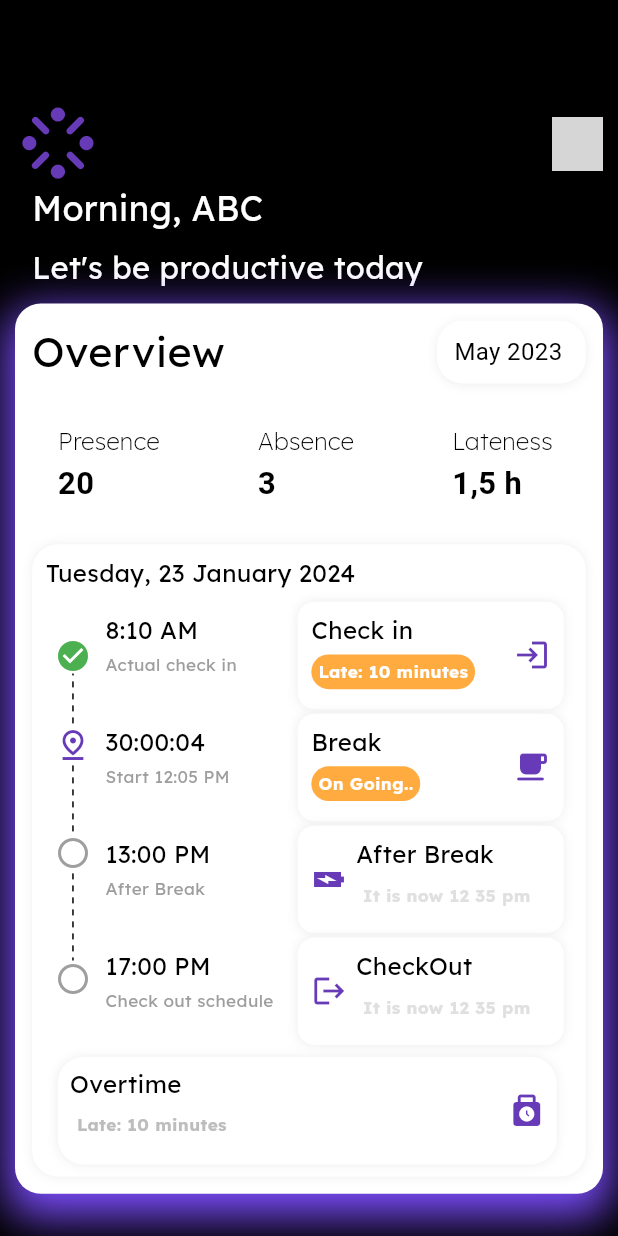
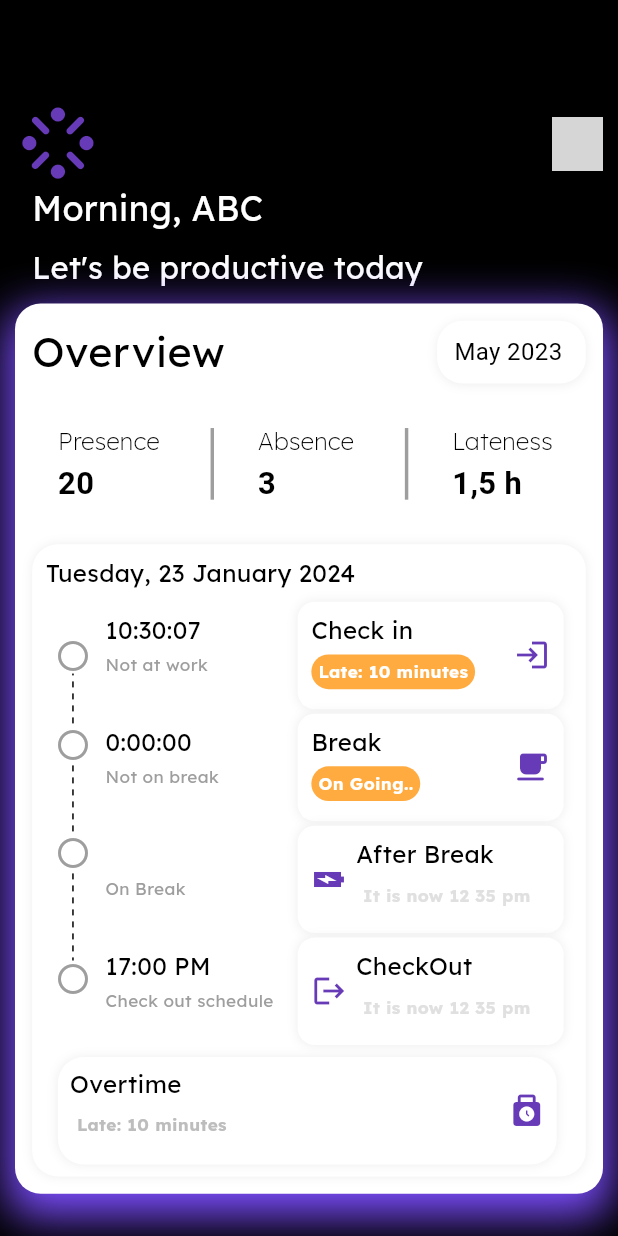
Before and after one commit to GavelKharmalki/employee_management, a Flutter app: the screen it shows after launch, on a phone screen of 412 x 824 dp. Run offline on Flutter 3.47's test engine with Material 3 defaults, Android fonts, the phone set to English and light mode, and no system bars; drawn by our look-alikes of dotted_line; our stand-ins replace flutter_screenutil, google_fonts; network calls fail; grey boxes are pictures that could not be loaded.

Commit message:
added some logic in main screen

```diff
--- a/lib/main.dart
+++ b/lib/main.dart
@@ -1,10 +1,12 @@
 
 import 'package:employee_management/authentication/signup.dart';
+import 'package:employee_management/providers/mainscreenprovider.dart';
 import 'package:employee_management/screens/homepage.dart';
 import 'package:employee_management/screens/mainscreen.dart';
 import 'package:employee_management/screens/scanscreen.dart';
 import 'package:flutter/material.dart';
 import 'package:flutter_screenutil/flutter_screenutil.dart';
+import 'package:provider/provider.dart';
 
 
 
@@ -33,7 +35,10 @@ class MyApp extends StatelessWidget {
           home: child,
         );
       },
-      child: MainScreen(userId: "ABC",token: '12234',)
+      child: ChangeNotifierProvider(
+        create: (context) => MainScreenProvider(),
+        child: const MainScreen(userId: "ABC", token: "123",),
+      ),
     );
   }
 }
--- /dev/null
+++ b/lib/providers/mainscreenprovider.dart
@@ -0,0 +1,101 @@
+import 'package:flutter/material.dart';
+import 'package:intl/intl.dart';
+
+class MainScreenProvider extends ChangeNotifier {
+  String _currentTime = _formatTime(DateTime.now());
+  String get currentTime => _currentTime;
+  bool _timeRecorded = false;
+  int _lastRecordedDay = DateTime.now().day;
+  String _checkout = _formatTime(DateTime.now());
+  String get checkout => _checkout;
+  DateTime? _startTime;
+  DateTime? _endTime;
+  Duration _totalBreakDuration = Duration.zero;
+  bool _breakActive = false;
+  bool get isBreakActive => _breakActive;
+  String _afterBreak = _formatStartTime(DateTime.now());
+  String get afterBreak => _afterBreak;
+  bool _checkedOut = false;
+  bool get getCheckoutButton => _checkedOut;
+  bool _checkedInButton = false;
+  bool get checkedInButton => _checkedInButton;
+  bool _onBreakFinishIcon = false;
+  bool get onBreakFinishIcon => _onBreakFinishIcon;
+  // Check in
+  String recordTime() {
+    // Get the current day
+    int currentDay = DateTime.now().day;
+
+    // Check if it's a new day
+    if (_lastRecordedDay != currentDay) {
+      _checkedInButton = false;
+      _timeRecorded = false;
+      _checkedOut = false; // Reset checkout status on a new day
+      _lastRecordedDay = currentDay;
+    }
+
+    // Record time if it hasn't been recorded today
+    if (!_timeRecorded) {
+      _currentTime = _formatTime(DateTime.now());
+      _checkedInButton = true;
+      _timeRecorded = true;
+      notifyListeners();
+    }
+    return _currentTime;
+  }
+
+  // Start break
+  void startBreak() {
+    if (!_breakActive) {
+      _startTime = DateTime.now();
+      _breakActive = true;
+      notifyListeners();
+    }
+  }
+
+  // End break
+  void endBreak() {
+    if (_breakActive) {
+      _endTime = DateTime.now();
+      _totalBreakDuration += _endTime!.difference(_startTime!);
+      _startTime = null;
+      _breakActive = false;
+      _onBreakFinishIcon = true;
+      notifyListeners();
+    }
+  }
+
+  // After Break
+  String afterBreakDuration() {
+    _afterBreak = _formatTime(DateTime.now());
+    notifyListeners();
+    return _afterBreak;
+  }
+
+
+
+  // Checkout
+  String getCheckOut() {
+    if (!_checkedOut) {
+      _checkout = _formatTime(DateTime.now());
+      _checkedOut = true;
+      notifyListeners();
+    }
+    return _checkout;
+  }
+
+  String getTotalBreakDuration() {
+    int hours = _totalBreakDuration.inHours;
+    int minutes = _totalBreakDuration.inMinutes.remainder(60);
+    int seconds = _totalBreakDuration.inSeconds.remainder(60);
+    return '$hours:${minutes.toString().padLeft(2, '0')}:${seconds.toString().padLeft(2, '0')}';
+  }
+
+  static String _formatTime(DateTime dateTime) {
+    return DateFormat('HH:mm').format(dateTime);
+  }
+
+  static String _formatStartTime(DateTime dateTime) {
+    return DateFormat('HH:mm:ss').format(dateTime);
+  }
+}
--- a/lib/screens/mainscreen.dart
+++ b/lib/screens/mainscreen.dart
@@ -1,10 +1,14 @@
+import 'dart:async';
+
 import 'package:dotted_line/dotted_line.dart';
+import 'package:employee_management/providers/mainscreenprovider.dart';
 import 'package:employee_management/screens/widget/mainscreen_widgets.dart';
 import 'package:flutter/material.dart';
 import 'package:flutter/services.dart';
 import 'package:flutter_screenutil/flutter_screenutil.dart';
 import 'package:google_fonts/google_fonts.dart';
 import 'package:intl/intl.dart';
+import 'package:provider/provider.dart';
 
 class MainScreen extends StatefulWidget {
   final String userId;
@@ -16,12 +20,37 @@ class MainScreen extends StatefulWidget {
 }
 
 class _MainScreenState extends State<MainScreen> {
-
+  bool checkedIn = false;
+  bool startTimeButton = false;
+  String _currentTime = '';
+  DateTime? startTime;
+  DateTime? stopTime;
+  String? result;
+  bool endButtonEnabled = false;
+  bool afterBreak = false;
+  bool iconBreakButton = false;
 
   String formattedDate = DateFormat('EEEE, d MMMM yyyy', 'en_US').format(DateTime.now());
 
   @override
+  void initState() {
+    // TODO: implement initState
+    _updateTime();
+    Timer.periodic(Duration(seconds: 1), (timer) {
+      _updateTime();
+    });
+    super.initState();
+  }
+
+  void _updateTime() {
+    setState(() {
+      _currentTime = DateFormat('HH:mm:ss').format(DateTime.now());
+    });
+  }
+
+  @override
   Widget build(BuildContext context) {
+    MainScreenProvider mainScreenProvider = Provider.of<MainScreenProvider>(context, listen: false);
     return Scaffold(
       backgroundColor: Colors.black,
       extendBodyBehindAppBar: true,
@@ -143,11 +172,11 @@ class _MainScreenState extends State<MainScreen> {
                                       ),
                                     ),
                                   ),
-                                  const VerticalDivider(
-                                     color: Colors.black,
-                                      thickness: 1.0,
-                                      width: 20.0,
-                                    ),
+                                  Container(
+                                    width: 2.w,
+                                    height: 40.h,
+                                    color: Colors.grey,
+                                  ),
                                   Container(
                                    decoration: BoxDecoration(
                                       borderRadius: BorderRadius.circular(15.w),
@@ -167,11 +196,11 @@ class _MainScreenState extends State<MainScreen> {
                                       ),
                                     ),
                                   ),
-                                  const VerticalDivider(
-      color: Colors.black,
-      thickness: 1.0,
-      width: 20.0,
-    ),
+                                Container(
+                                    width: 2.w,
+                                    height: 40.h,
+                                    color: Colors.grey,
+                                  ),
                                   Container(
                                     decoration: BoxDecoration(
                                       borderRadius: BorderRadius.circular(15.w),
@@ -245,13 +274,15 @@ class _MainScreenState extends State<MainScreen> {
                                     crossAxisAlignment: CrossAxisAlignment.start,
                                     children: [
                                       SizedBox(height: 20.h),
-                                      Container(color: Colors.white,  child: Icon(Icons.check_circle, color: Colors.green)),
+                                      Container(color: Colors.white,  child: mainScreenProvider.checkedInButton? Icon(Icons.check_circle, color: Colors.green):Icon(Icons.circle_outlined, color: Colors.grey)),
                                       SizedBox(height: 30.h),
-                                      Container(color: Colors.white, child: Icon(Icons.pin_drop_outlined, color: Colors.deepPurple)),
+
+                                      iconBreakButton?Container(color:Colors.white, child: Icon(Icons.check_circle, color: Colors.green)):Container(color: Colors.white, child:mainScreenProvider.isBreakActive?Icon(Icons.pin_drop_outlined, color: Colors.deepPurple):Icon(Icons.circle_outlined, color: Colors.grey)),
+
                                       SizedBox(height: 40.h),
-                                      Container(color: Colors.white,child: Icon(Icons.circle_outlined, color: Colors.grey)),
+                                      Container(color: Colors.white,child: !iconBreakButton?Icon(Icons.circle_outlined, color: Colors.grey):Icon(Icons.check_circle, color: Colors.green)),
                                       SizedBox(height: 50.h),
-                                      Container(color:Colors.white, child: Icon(Icons.circle_outlined, color: Colors.grey)),
+                                      Container(color:Colors.white, child: mainScreenProvider.getCheckoutButton?Icon(Icons.check_circle, color: Colors.green):Icon(Icons.circle_outlined, color: Colors.grey)),
                                       Container(color: Colors.white, height: 10,width: 10,)
                                     ],
                                   ),
@@ -273,24 +304,49 @@ class _MainScreenState extends State<MainScreen> {
                                 Column(
                                   children: [
                                     Row(children: [
-                                      timeBoxes("8:10 AM", "Actual check in", Icons.abc),
+                                      mainScreenProvider.checkedInButton?
+                                      timeBoxes(mainScreenProvider.currentTime, "Checked in", Icons.abc):
+                                      timeBoxes(_currentTime, "Not at work", Icons.abc),
 
-                                      timeButtons("Check in", "Late: 10 minutes", Icons.login_outlined),
+                                      GestureDetector(onTap: (){
+
+                                        mainScreenProvider.recordTime();
+
+                                      },  child: timeButtons("Check in", "Late: 10 minutes", Icons.login_outlined)),
                                     ],),
                                     SizedBox(height: 2.5.h,),
                                     Row(children: [
-                                      timeBoxes("30:00:04", "Start 12:05 PM", Icons.abc),
-                                      timeButtons("Break", "On Going..", Icons.local_cafe_rounded),
+                                      mainScreenProvider.isBreakActive?
+                                      timeBoxes("On Break", _currentTime, Icons.abc):
+                                      timeBoxes(mainScreenProvider.getTotalBreakDuration(), "Not on break", Icons.abc),
+                                      GestureDetector(onTap: (){
+                                        setState(() {
+                                          iconBreakButton = false;
+                                        });
+                                        mainScreenProvider.startBreak();
+
+                                      }, child: timeButtons("Break", "On Going..", Icons.local_cafe_rounded)),
                                     ],),
                                     SizedBox(height: 2.5.h,),
                                     Row(children: [
-                                      timeBoxes("13:00 PM", "After Break", Icons.abc),
-                                      timeButtons2("After Break", "It is now 12 35 pm", Icons.battery_charging_full_sharp,true),
+                                      !iconBreakButton?
+                                      timeBoxes("", iconBreakButton?"Not on Break":"On Break", Icons.abc):
+                                      timeBoxes(mainScreenProvider.afterBreak, "After Break", Icons.abc),
+                                      GestureDetector(onTap:(){
+                                        mainScreenProvider.endBreak();
+                                        setState(() {
+                                          iconBreakButton = true;
+                                        });
+                                      }, child: timeButtons2("After Break", "It is now 12 35 pm", Icons.battery_charging_full_sharp,true)),
                                     ],),
                                     SizedBox(height: 2.5.h,),
                                     Row(children: [
+                                      mainScreenProvider.getCheckoutButton?
+                                      timeBoxes(mainScreenProvider.checkout, "Check out schedule", Icons.abc):
                                       timeBoxes("17:00 PM", "Check out schedule", Icons.abc),
-                                      timeButtons2("CheckOut", "It is now 12 35 pm", Icons.logout,false),
+                                      GestureDetector(onTap: (){
+                                        mainScreenProvider.getCheckOut();
+                                      }, child: timeButtons2("CheckOut", "It is now 12 35 pm", Icons.logout,false)),
                                     ],),
                                   ],
                                 ),
--- a/pubspec.yaml
+++ b/pubspec.yaml
@@ -43,6 +43,7 @@ dependencies:
   intl: ^0.19.0
   google_fonts: ^6.1.0
   dotted_line: ^3.2.2
+  provider: ^6.1.1
 
 dev_dependencies:
   flutter_test:
```
Also changed, not shown: pubspec.lock.
